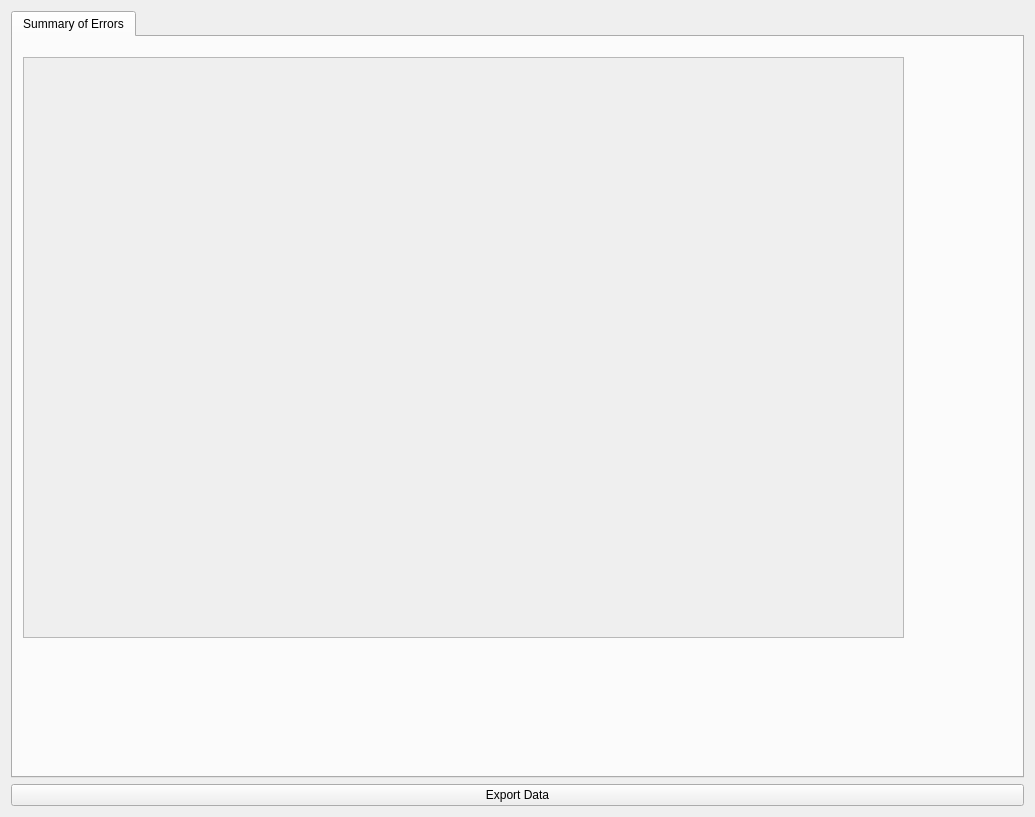
Above: namalysator/w_errors.ui from phungthomas/Namalysator before the change. Below: the same form after it.
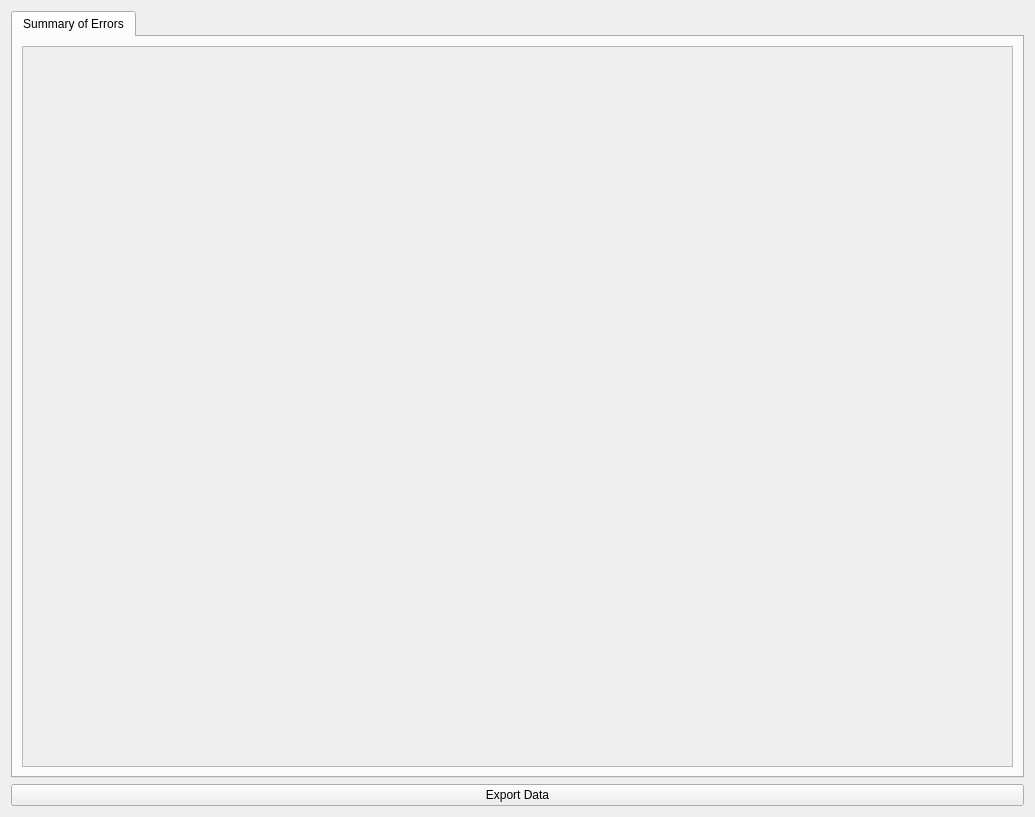
That is the form after the change.

Commit message: review error screen

Patch:
```diff
--- a/namalysator/w_errors.ui
+++ b/namalysator/w_errors.ui
@@ -28,15 +28,9 @@
       <attribute name="title">
        <string>Summary of Errors</string>
       </attribute>
+      <layout class="QGridLayout" name="gridLayout">
+       <item row="0" column="0">
       <widget class="QScrollArea" name="scrollAreaErrorTable">
-       <property name="geometry">
-        <rect>
-         <x>10</x>
-         <y>20</y>
-         <width>881</width>
-         <height>581</height>
-        </rect>
-       </property>
        <property name="font">
         <font>
          <kerning>true</kerning>
@@ -50,12 +44,14 @@
          <rect>
           <x>0</x>
           <y>0</y>
-          <width>879</width>
-          <height>579</height>
+            <width>991</width>
+            <height>724</height>
          </rect>
         </property>
        </widget>
       </widget>
+       </item>
+      </layout>
      </widget>
     </widget>
    </item>
```
Lines whose indentation alone changed are shown as unchanged. The commit also changes 1 other file.
